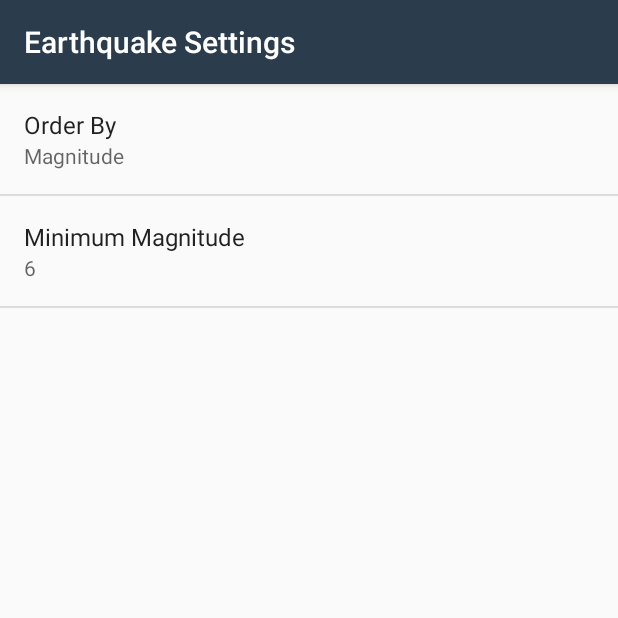
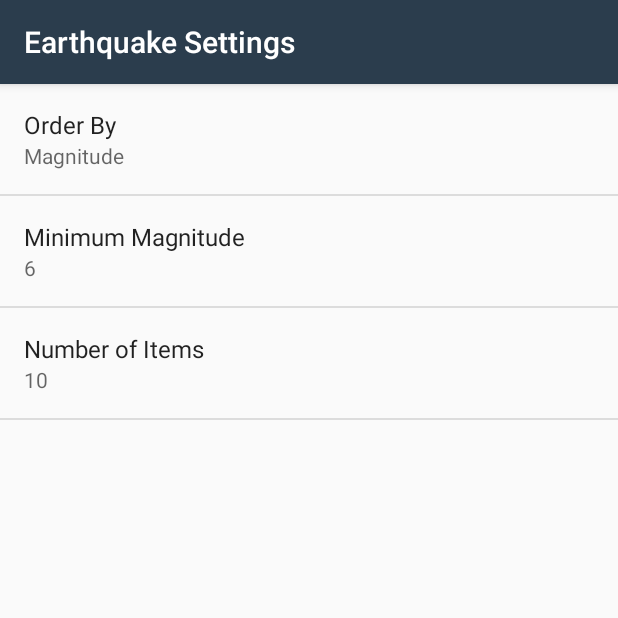
Before and after one commit to fdepedis/QuakeReport, an Android app: the screen it shows after launch (SettingsActivity), after a tap on "Settings", on a phone screen of 412 x 824 dp, the top half of it. Run offline under Robolectric (Android 15) with nearby library versions, the phone set to English and light mode, and no system bars.

Commit message:
add preference num_item to fetch

```diff
--- a/app/src/main/java/com/example/android/quakereport/EarthquakeActivity.java
+++ b/app/src/main/java/com/example/android/quakereport/EarthquakeActivity.java
@@ -96,10 +96,14 @@ public class EarthquakeActivity extends AppCompatActivity
                 getString(R.string.settings_order_by_key),
                 getString(R.string.settings_order_by_default));
 
+        String numItems = sharedPrefs.getString(
+                getString(R.string.settings_num_item_key),
+                getString(R.string.settings_num_item_default));
+
         Uri baseUri = Uri.parse(USGS_REQUEST_URL);
         Uri.Builder uriBuilder = baseUri.buildUpon();
         uriBuilder.appendQueryParameter("format", "geojson");
-        uriBuilder.appendQueryParameter("limit", "30");
+        uriBuilder.appendQueryParameter("limit", numItems);
         uriBuilder.appendQueryParameter("minmag", minMagnitude);
         uriBuilder.appendQueryParameter("orderby", orderBy);
 
--- a/app/src/main/java/com/example/android/quakereport/SettingsActivity.java
+++ b/app/src/main/java/com/example/android/quakereport/SettingsActivity.java
@@ -31,6 +31,9 @@ public class SettingsActivity extends AppCompatActivity {
 
             Preference orderBy = findPreference(getString(R.string.settings_order_by_key));
             bindPreferenceSummaryToValue(orderBy);
+
+            Preference numItems = findPreference(getString(R.string.settings_num_item_key));
+            bindPreferenceSummaryToValue(numItems);
         }
 
         @Override
--- a/app/src/main/res/values/strings.xml
+++ b/app/src/main/res/values/strings.xml
@@ -38,5 +38,9 @@
     <string name="settings_order_by_most_recent_label">Most Recent</string>
     <string name="settings_order_by_most_recent_value" translatable="false">time</string>
 
+    <!-- Label for number of Items -->
+    <string name="settings_num_item_label">Number of Items</string>
+    <string name="settings_num_item_default" translatable="false">10</string>
+    <string name="settings_num_item_key" translatable="false">num_items</string>
 
 </resources>
--- a/app/src/main/res/xml/settings_main.xml
+++ b/app/src/main/res/xml/settings_main.xml
@@ -17,4 +17,11 @@
         android:selectAllOnFocus="true"
         android:title="@string/settings_min_magnitude_label" />
 
+    <EditTextPreference
+        android:defaultValue="@string/settings_num_item_default"
+        android:inputType="numberDecimal"
+        android:key="@string/settings_num_item_key"
+        android:selectAllOnFocus="true"
+        android:title="@string/settings_num_item_label" />
+
 </PreferenceScreen>
```
